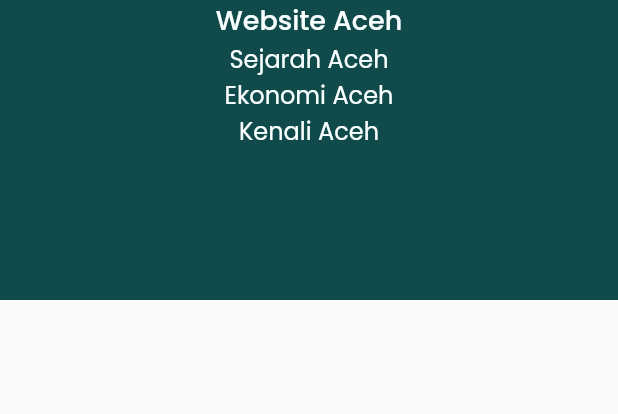
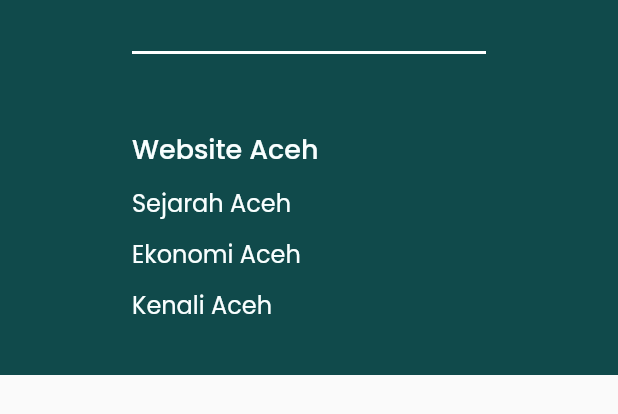
Before and after one commit to Fadzaa/flutter-pancasila-aceh, a Flutter app: the Footer widget shown alone on an empty page, opened directly, on a phone screen of 412 x 824 dp. Shown: the top 414 px of the screen. Run offline on Flutter 3.47's test engine with Material 2 defaults, Android fonts, the phone set to English and light mode, and no system bars; our stand-ins replace auto_size_text, flutter_svg, get, google_fonts; missing offline and left inert: dart:js.

Commit message:
feat: [FA] add global component: footer, hero component, top navbar, and index

```diff
--- /dev/null
+++ b/lib/app/global_component/footer.dart
@@ -0,0 +1,59 @@
+import 'package:flutter/material.dart';
+import 'package:get/get.dart';
+import 'package:web_pancasila_aceh/app/global_component/navigation_text.dart';
+import 'package:web_pancasila_aceh/common/helper/themes.dart';
+import 'package:web_pancasila_aceh/common/routes/app_pages.dart';
+class Footer extends StatelessWidget {
+  const Footer({Key? key}) : super(key: key);
+  @override
+  Widget build(BuildContext context) {
+    final Size mediaQuery = MediaQuery.of(context).size;
+    final double width = mediaQuery.width;
+    final double height = mediaQuery.height;
+    return Container(
+      padding: EdgeInsets.fromLTRB(88, 35, 88, 35),
+      width: width,
+      height: 250,
+      color: primaryColor,
+      child:
+      Column(
+        mainAxisAlignment: MainAxisAlignment.spaceBetween,
+        crossAxisAlignment: CrossAxisAlignment.start,
+        children: [
+
+          Divider(height: 1, color: Colors.white, thickness: 2,),
+
+          SizedBox(height: 50,),
+
+          Expanded(
+            child: Container(
+              child: Column(
+                mainAxisAlignment: MainAxisAlignment.spaceBetween,
+                crossAxisAlignment: CrossAxisAlignment.start,
+                children: [
+                  navigationText(
+                      routePath: Routes.LANDING_PAGE,
+                      navText: "Website Aceh",
+                      textStyle: tsFooter(isHeading: true)),
+                  navigationText(
+                      routePath: Routes.HISTORY_PAGE,
+                      navText: "Sejarah Aceh",
+                      textStyle: tsFooter()),
+                  navigationText(
+                      routePath: Routes.ECONOMIC_PAGE,
+                      navText: "Ekonomi Aceh",
+                      textStyle: tsFooter()),
+                  navigationText(
+                      routePath: Routes.RECOGNIZE_PAGE,
+                      navText: "Kenali Aceh",
+                      textStyle: tsFooter()),
+                ],
+              ),
+            ),
+          ),
+
+        ],
+      ),
+    );
+  }
+}
--- /dev/null
+++ b/lib/app/global_component/index.dart
@@ -0,0 +1,3 @@
+export 'footer.dart' show Footer;
+export 'hero_component.dart' show HeroComponent;
+export 'top_navigation_bar.dart' show TopNavigationBar;
--- /dev/null
+++ b/lib/app/global_component/navigation_text.dart
@@ -0,0 +1,17 @@
+import 'package:flutter/material.dart';
+import 'package:get/get.dart';
+
+
+Widget navigationText({
+  required String routePath,
+  required String navText,
+  required TextStyle textStyle}) {
+
+  return InkWell(
+      onTap: () => Get.toNamed(routePath),
+      child: Text(
+        navText,
+        style: textStyle,
+      )
+  );
+}
--- a/lib/app/pages/landing_page/components/footer.dart
+++ /dev/null
@@ -1,27 +0,0 @@
-import 'package:flutter/material.dart';
-import 'package:web_pancasila_aceh/common/helper/themes.dart';
-class Footer extends StatelessWidget {
-  const Footer({Key? key}) : super(key: key);
-
-  @override
-  Widget build(BuildContext context) {
-    final Size mediaQuery = MediaQuery.of(context).size;
-    final double width = mediaQuery.width;
-    final double height = mediaQuery.height;
-    return Container(
-      width: width,
-      height: 200,
-      color: primaryColor,
-      child:
-      Column(
-        children: [
-          Text("Website Aceh", style: tsFooter(isHeading: true),),
-          Text("Sejarah Aceh", style: tsFooter(isHeading: false),),
-          Text("Ekonomi Aceh", style: tsFooter(isHeading: false),),
-          Text("Kenali Aceh", style: tsFooter(isHeading: false),),
-
-        ],
-      ),
-    );
-  }
-}
--- a/lib/app/pages/landing_page/components/landing_component_five.dart
+++ b/lib/app/pages/landing_page/components/landing_component_five.dart
@@ -3,7 +3,9 @@ import 'package:flutter/material.dart';
 import 'package:web_pancasila_aceh/app/pages/landing_page/widgets/text_footer_dalam_angka.dart';
 import 'package:web_pancasila_aceh/common/helper/themes.dart';
 
-import 'footer.dart';
+import '../../../global_component/index.dart';
+
+
 Widget landingComponentFive({required BuildContext context}) {
   return Container(
     width: MediaQuery.of(context).size.width,
--- a/lib/common/helper/themes.dart
+++ b/lib/common/helper/themes.dart
@@ -13,8 +13,8 @@ const Color whiteTextColor = Color(0xFFF9FFFF);
 TextStyle tsNavbarText = GoogleFonts.poppins(
     textStyle: const TextStyle(
         color: whiteTextColor,
-        fontWeight: FontWeight.w700,
-        fontSize: 10
+        fontWeight: FontWeight.w600,
+        fontSize: 14
     )
 );
 
@@ -98,7 +98,7 @@ TextStyle tsHeading5MediumBlack = GoogleFonts.poppins(
     )
 );
 
-TextStyle tsFooter({required bool isHeading}) {
+TextStyle tsFooter({bool isHeading = false}) {
     return GoogleFonts.poppins(
         textStyle: TextStyle(
             color: whiteTextColor,
```
Also changed, not shown: lib/app/global_component/hero_component.dart (added, +73 -0 lines), lib/app/global_component/top_navigation_bar.dart (added, +57 -0 lines), lib/app/pages/landing_page/components/landing_component_one.dart (deleted, +0 -49 lines), lib/app/pages/landing_page/components/top_navigation_bar.dart (deleted, +0 -37 lines), lib/app/pages/landing_page/landing_page_view.dart (+5 -3 lines), lib/common/routes/app_pages.dart (+7 -0 lines).
